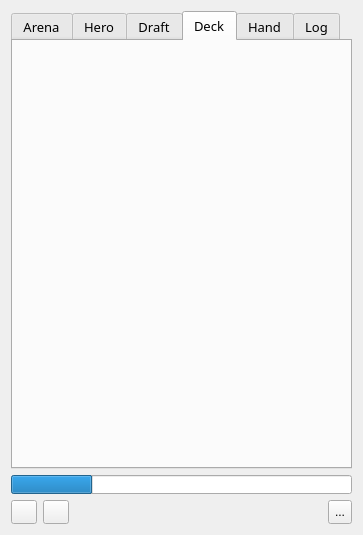
Old version of the form mainwindow.ui in the repository supertriodo/Arena-Tracker.
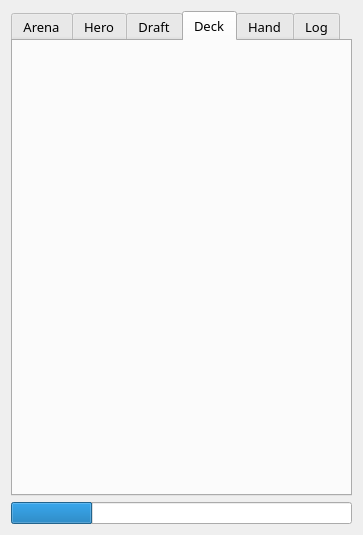
New version of the form. The open tabs and pages were chosen to show the change. Icons and pictures are not drawn.

Commit message:
New UI with buttons on top. In deck list only show buttons when selecting a card. InitMapCodes in beginDraft in a separate thread. Store draft size in a separate settings variable "sizeDraft". Show drafting scores with an integer in draft tab.
Bug Fix: Only read CREATE_game when gameState == noGame to avoid finding
a new game when reconnecting.

```diff
--- a/mainwindow.ui
+++ b/mainwindow.ui
@@ -819,6 +819,19 @@
               </property>
              </widget>
             </item>
+            <item>
+             <spacer name="deckHorizontalSpacer2">
+              <property name="orientation">
+               <enum>Qt::Horizontal</enum>
+              </property>
+              <property name="sizeHint" stdset="0">
+               <size>
+                <width>40</width>
+                <height>20</height>
+               </size>
+              </property>
+             </spacer>
+            </item>
            </layout>
           </item>
          </layout>
@@ -878,125 +891,6 @@
       </property>
      </widget>
     </item>
-    <item>
-     <layout class="QHBoxLayout" name="bottomLayout">
-      <item>
-       <widget class="QPushButton" name="closeButton">
-        <property name="sizePolicy">
-         <sizepolicy hsizetype="Fixed" vsizetype="Fixed">
-          <horstretch>0</horstretch>
-          <verstretch>0</verstretch>
-         </sizepolicy>
-        </property>
-        <property name="maximumSize">
-         <size>
-          <width>26</width>
-          <height>26</height>
-         </size>
-        </property>
-        <property name="baseSize">
-         <size>
-          <width>26</width>
-          <height>26</height>
-         </size>
-        </property>
-        <property name="text">
-         <string/>
-        </property>
-        <property name="icon">
-         <iconset resource="arenatracker.qrc">
-          <normaloff>:/Images/close.png</normaloff>:/Images/close.png</iconset>
-        </property>
-        <property name="iconSize">
-         <size>
-          <width>24</width>
-          <height>24</height>
-         </size>
-        </property>
-        <property name="flat">
-         <bool>false</bool>
-        </property>
-       </widget>
-      </item>
-      <item>
-       <widget class="QPushButton" name="minimizeButton">
-        <property name="sizePolicy">
-         <sizepolicy hsizetype="Fixed" vsizetype="Fixed">
-          <horstretch>0</horstretch>
-          <verstretch>0</verstretch>
-         </sizepolicy>
-        </property>
-        <property name="maximumSize">
-         <size>
-          <width>26</width>
-          <height>26</height>
-         </size>
-        </property>
-        <property name="text">
-         <string/>
-        </property>
-        <property name="icon">
-         <iconset resource="arenatracker.qrc">
-          <normaloff>:/Images/minimize.png</normaloff>:/Images/minimize.png</iconset>
-        </property>
-        <property name="iconSize">
-         <size>
-          <width>24</width>
-          <height>24</height>
-         </size>
-        </property>
-        <property name="flat">
-         <bool>false</bool>
-        </property>
-       </widget>
-      </item>
-      <item>
-       <spacer name="bottomHorizontalSpacer">
-        <property name="orientation">
-         <enum>Qt::Horizontal</enum>
-        </property>
-        <property name="sizeHint" stdset="0">
-         <size>
-          <width>40</width>
-          <height>24</height>
-         </size>
-        </property>
-       </spacer>
-      </item>
-      <item>
-       <widget class="QToolButton" name="toolButton">
-        <property name="maximumSize">
-         <size>
-          <width>35</width>
-          <height>26</height>
-         </size>
-        </property>
-        <property name="text">
-         <string>...</string>
-        </property>
-        <property name="icon">
-         <iconset resource="arenatracker.qrc">
-          <normaloff>:/Images/config.png</normaloff>:/Images/config.png</iconset>
-        </property>
-        <property name="iconSize">
-         <size>
-          <width>24</width>
-          <height>24</height>
-         </size>
-        </property>
-        <property name="popupMode">
-         <enum>QToolButton::InstantPopup</enum>
-        </property>
-        <property name="autoRaise">
-         <bool>false</bool>
-        </property>
-        <property name="arrowType">
-         <enum>Qt::NoArrow</enum>
-        </property>
-       </widget>
-      </item>
-     </layout>
-    </item>
    </layout>
   </widget>
  </widget>
```
The commit also changes 17 other files.
